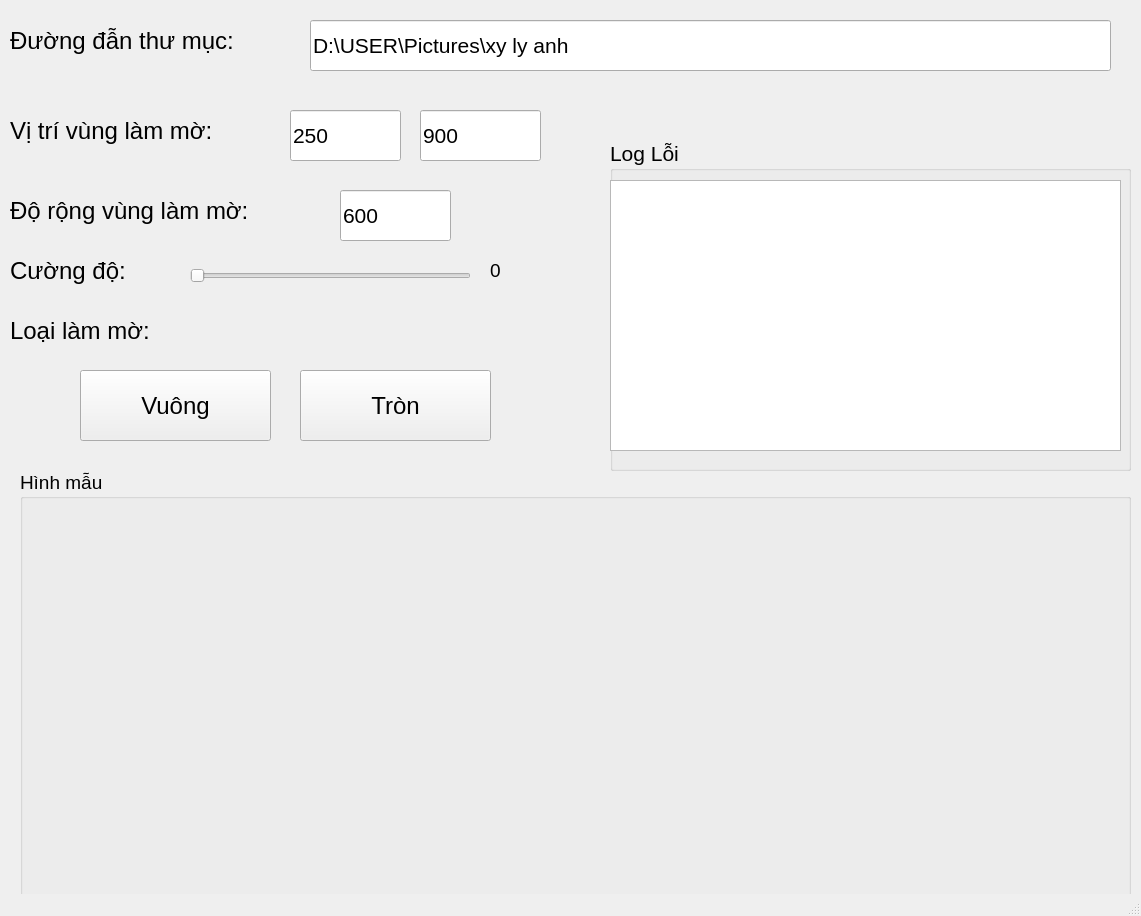
Before: the Qt Designer form main.ui in duyvo26/Xy-Ly-Anh-Thay-Khoi-Lam-Mo-Anh-Python, drawn with Qt 5.
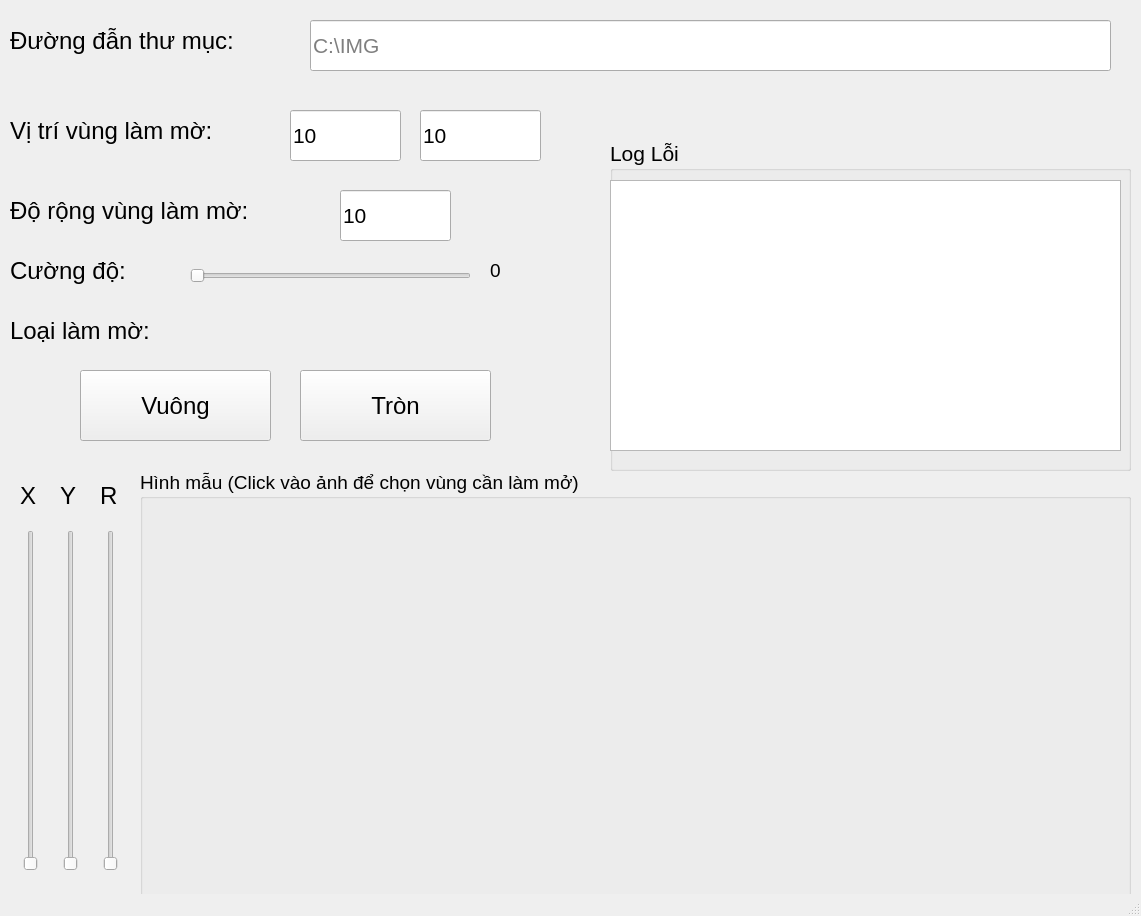
After: the same form once the commit is applied.

What changed in the file:
```diff
--- a/main.ui
+++ b/main.ui
@@ -29,7 +29,10 @@
      </font>
     </property>
     <property name="text">
-     <string>D:\USER\Pictures\xy ly anh</string>
+     <string/>
+    </property>
+    <property name="placeholderText">
+     <string>C:\IMG</string>
     </property>
    </widget>
    <widget class="QLabel" name="label">
@@ -83,7 +86,7 @@
      </font>
     </property>
     <property name="text">
-     <string>250</string>
+     <string>10</string>
     </property>
     <property name="placeholderText">
      <string>X</string>
@@ -104,7 +107,7 @@
      </font>
     </property>
     <property name="text">
-     <string>900</string>
+     <string>10</string>
     </property>
     <property name="echoMode">
      <enum>QLineEdit::Normal</enum>
@@ -146,7 +149,7 @@
      </font>
     </property>
     <property name="text">
-     <string>600</string>
+     <string>10</string>
     </property>
     <property name="placeholderText">
      <string>100</string>
@@ -308,9 +311,9 @@
    <widget class="QGroupBox" name="groupBox">
     <property name="geometry">
      <rect>
-      <x>20</x>
+      <x>140</x>
       <y>470</y>
-      <width>1111</width>
+      <width>991</width>
       <height>431</height>
      </rect>
     </property>
@@ -320,14 +323,14 @@
      </font>
     </property>
     <property name="title">
-     <string>Hình mẫu</string>
+     <string>Hình mẫu (Click vào ảnh để chọn vùng cần làm mở)</string>
     </property>
     <widget class="QWidget" name="horizontalLayoutWidget">
      <property name="geometry">
       <rect>
-       <x>0</x>
+       <x>10</x>
        <y>30</y>
-       <width>1101</width>
+       <width>971</width>
        <height>391</height>
       </rect>
      </property>
@@ -349,6 +352,108 @@
      </layout>
     </widget>
    </widget>
+   <widget class="QSlider" name="Slider_X">
+    <property name="geometry">
+     <rect>
+      <x>20</x>
+      <y>530</y>
+      <width>21</width>
+      <height>341</height>
+     </rect>
+    </property>
+    <property name="maximum">
+     <number>1500</number>
+    </property>
+    <property name="orientation">
+     <enum>Qt::Vertical</enum>
+    </property>
+   </widget>
+   <widget class="QSlider" name="Slider_Y">
+    <property name="geometry">
+     <rect>
+      <x>60</x>
+      <y>530</y>
+      <width>21</width>
+      <height>341</height>
+     </rect>
+    </property>
+    <property name="maximum">
+     <number>1500</number>
+    </property>
+    <property name="orientation">
+     <enum>Qt::Vertical</enum>
+    </property>
+   </widget>
+   <widget class="QLabel" name="label_6">
+    <property name="geometry">
+     <rect>
+      <x>20</x>
+      <y>470</y>
+      <width>31</width>
+      <height>51</height>
+     </rect>
+    </property>
+    <property name="font">
+     <font>
+      <pointsize>18</pointsize>
+     </font>
+    </property>
+    <property name="text">
+     <string>X</string>
+    </property>
+   </widget>
+   <widget class="QLabel" name="label_7">
+    <property name="geometry">
+     <rect>
+      <x>60</x>
+      <y>470</y>
+      <width>31</width>
+      <height>51</height>
+     </rect>
+    </property>
+    <property name="font">
+     <font>
+      <pointsize>18</pointsize>
+     </font>
+    </property>
+    <property name="text">
+     <string>Y</string>
+    </property>
+   </widget>
+   <widget class="QLabel" name="label_8">
+    <property name="geometry">
+     <rect>
+      <x>100</x>
+      <y>470</y>
+      <width>31</width>
+      <height>51</height>
+     </rect>
+    </property>
+    <property name="font">
+     <font>
+      <pointsize>18</pointsize>
+     </font>
+    </property>
+    <property name="text">
+     <string>R</string>
+    </property>
+   </widget>
+   <widget class="QSlider" name="Slider_R">
+    <property name="geometry">
+     <rect>
+      <x>100</x>
+      <y>530</y>
+      <width>21</width>
+      <height>341</height>
+     </rect>
+    </property>
+    <property name="maximum">
+     <number>1500</number>
+    </property>
+    <property name="orientation">
+     <enum>Qt::Vertical</enum>
+    </property>
+   </widget>
   </widget>
   <widget class="QStatusBar" name="statusbar"/>
  </widget>
```
